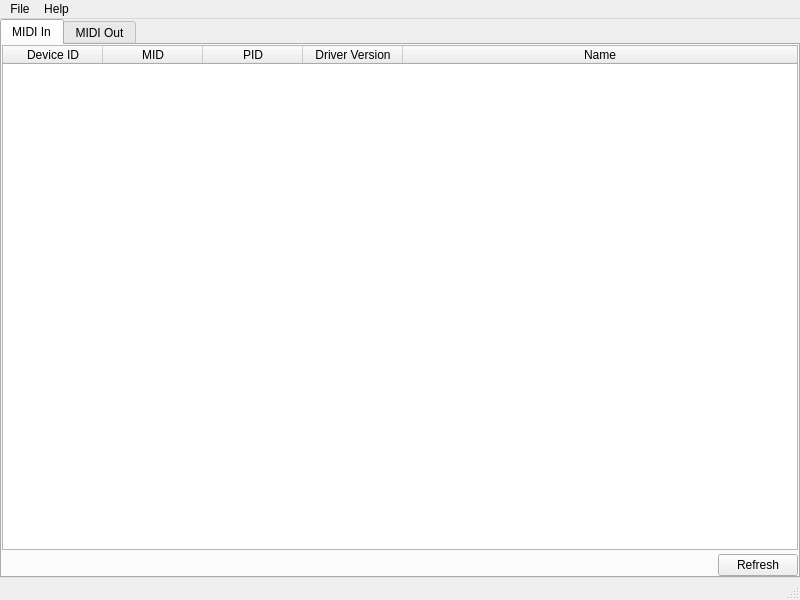
Old version of the form latencytest/ui/ltmainwindowui.ui in the repository lancegilbert/LatencyTest.
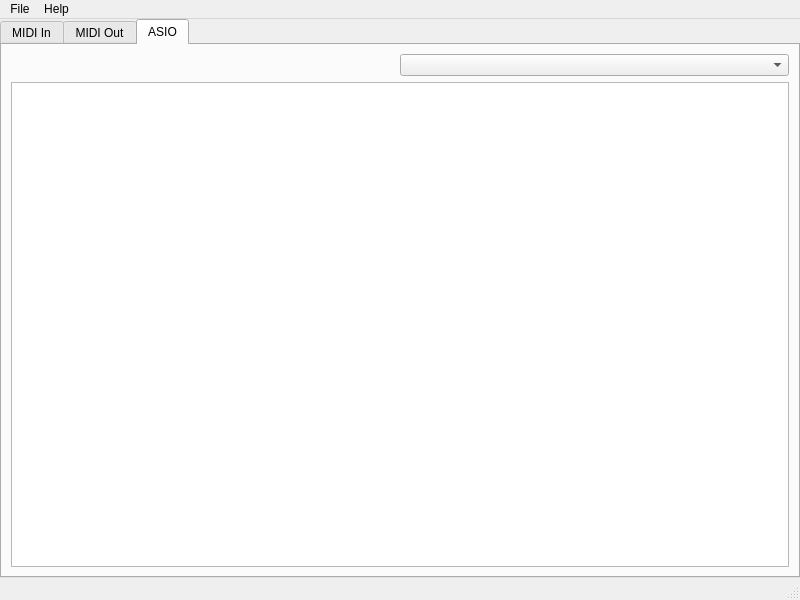
New version of the form. The open tabs and pages were chosen to show the change.

Commit message: ASIO implementation beginnings

```diff
--- a/latencytest/ui/ltmainwindowui.ui
+++ b/latencytest/ui/ltmainwindowui.ui
@@ -274,6 +274,50 @@
         </item>
        </layout>
       </widget>
+      <widget class="QWidget" name="asioTab">
+       <attribute name="title">
+        <string>ASIO</string>
+       </attribute>
+       <layout class="QVBoxLayout" name="verticalLayout_6">
+        <item>
+         <layout class="QHBoxLayout" name="horizontalLayout_4">
+          <item>
+           <spacer name="horizontalSpacer_3">
+            <property name="orientation">
+             <enum>Qt::Horizontal</enum>
+            </property>
+            <property name="sizeHint" stdset="0">
+             <size>
+              <width>40</width>
+              <height>20</height>
+             </size>
+            </property>
+           </spacer>
+          </item>
+          <item>
+           <widget class="QComboBox" name="asioDeviceListComboBox">
+            <property name="sizePolicy">
+             <sizepolicy hsizetype="MinimumExpanding" vsizetype="Minimum">
+              <horstretch>0</horstretch>
+              <verstretch>0</verstretch>
+             </sizepolicy>
+            </property>
+           </widget>
+          </item>
+         </layout>
+        </item>
+        <item>
+         <widget class="QTableWidget" name="asioTable">
+          <property name="sizePolicy">
+           <sizepolicy hsizetype="Minimum" vsizetype="MinimumExpanding">
+            <horstretch>0</horstretch>
+            <verstretch>0</verstretch>
+           </sizepolicy>
+          </property>
+         </widget>
+        </item>
+       </layout>
+      </widget>
      </widget>
     </item>
    </layout>
```
The commit also changes 8 other files.
